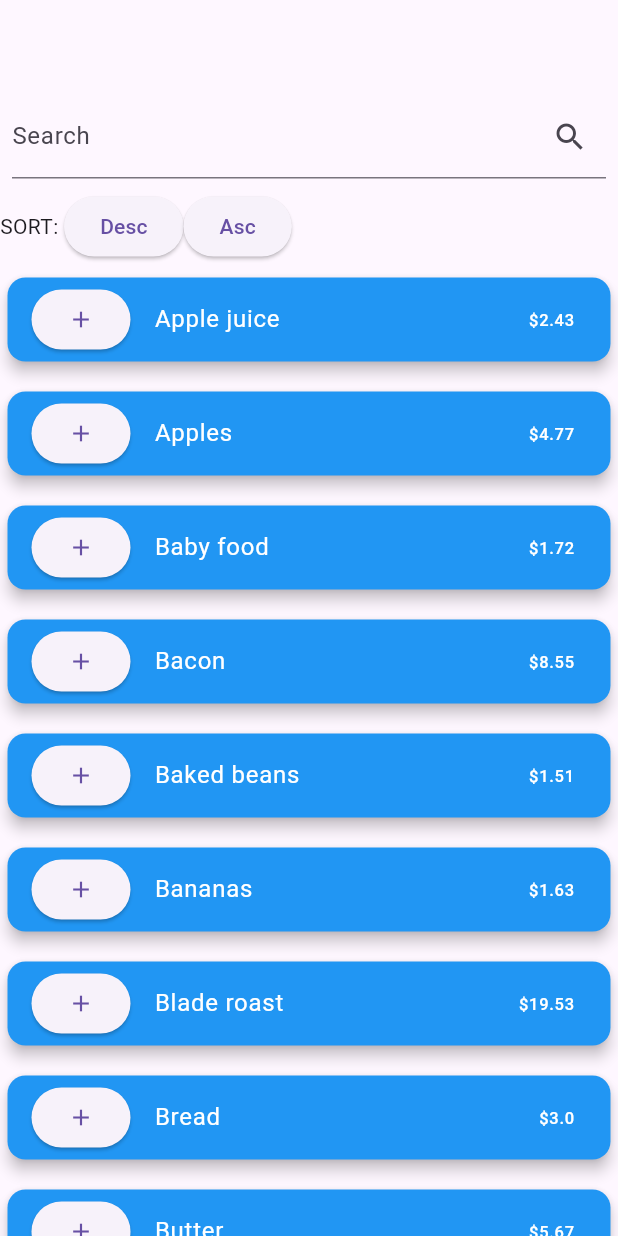
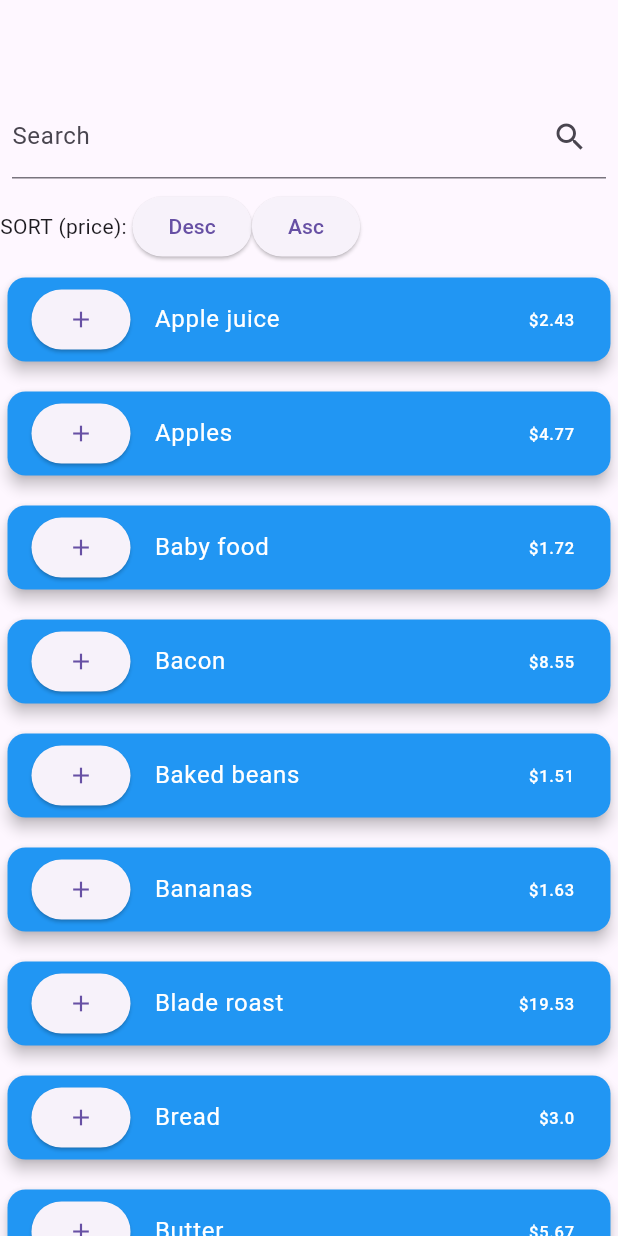
Before and after one commit to noor-soreti/COMP3097-Final, a Flutter app: the Search widget shown alone on an empty page, opened directly, after a tap on the "add" icon, on a phone screen of 412 x 824 dp. Run offline on Flutter 3.47's test engine with Material 2 defaults, Android fonts, the phone set to English and light mode, and no system bars; our stand-ins replace csv, email_validator, flutter_login, sqflite; accounts and stored records are empty.

```diff
--- a/COMP3097/mobile_app/lib/models/shopping_list_model.dart
+++ b/COMP3097/mobile_app/lib/models/shopping_list_model.dart
@@ -11,23 +11,33 @@ class ShoppingListFields {
   static const String username = "username";
   static const title = "title";
   static const price = "price";
-  static final List<String> allFields = [username, title, price];
+  static const quantity = "qty";
+  static final List<String> allFields = [username, title, price, quantity];
 }
 
 class ShoppingList {
   int? id;
   final String username;
+  final int quantity;
   final String title;
   final double price;
 
-  ShoppingList({required this.username, required this.title, required this.price});
+  ShoppingList(
+      {required this.username,
+      required this.title,
+      required this.price,
+      required this.quantity});
 
-  Map<String, Object?> toMap() =>
-      {ShoppingListFields.username: username, ShoppingListFields.title: title, ShoppingListFields.price: price};
+  Map<String, Object?> toMap() => {
+        ShoppingListFields.username: username,
+        ShoppingListFields.title: title,
+        ShoppingListFields.price: price
+      };
 
   static ShoppingList fromMap(Map<String, Object?> maps) => ShoppingList(
         username: maps[ShoppingListFields.username] as String,
         title: maps[ShoppingListFields.title] as String,
         price: maps[ShoppingListFields.price] as double,
+        quantity: maps[ShoppingListFields.quantity] as int,
       );
 }
--- a/COMP3097/mobile_app/lib/views/search_screen.dart
+++ b/COMP3097/mobile_app/lib/views/search_screen.dart
@@ -105,7 +105,7 @@ class _SearchState extends State<Search> {
         ),
         Row(
           children: [
-            Text("SORT: "),
+            Text("SORT (price): "),
             ElevatedButton(
               onPressed: () => {sortDesc()},
               child: Text("Desc"),
@@ -129,10 +129,10 @@ class _SearchState extends State<Search> {
                     onPressed: () {
                       print(_foundProduct[index]['id']);
                       var list = ShoppingList(
-                        username: currentUser.username,
-                        title: _foundProduct[index]['product'],
-                        price: _foundProduct[index]['price'],
-                      );
+                          username: currentUser.username,
+                          title: _foundProduct[index]['product'],
+                          price: _foundProduct[index]['price'],
+                          quantity: _foundProduct[index]['qty']);
 
                       appState.createShoppingList(list);
                     },
```
